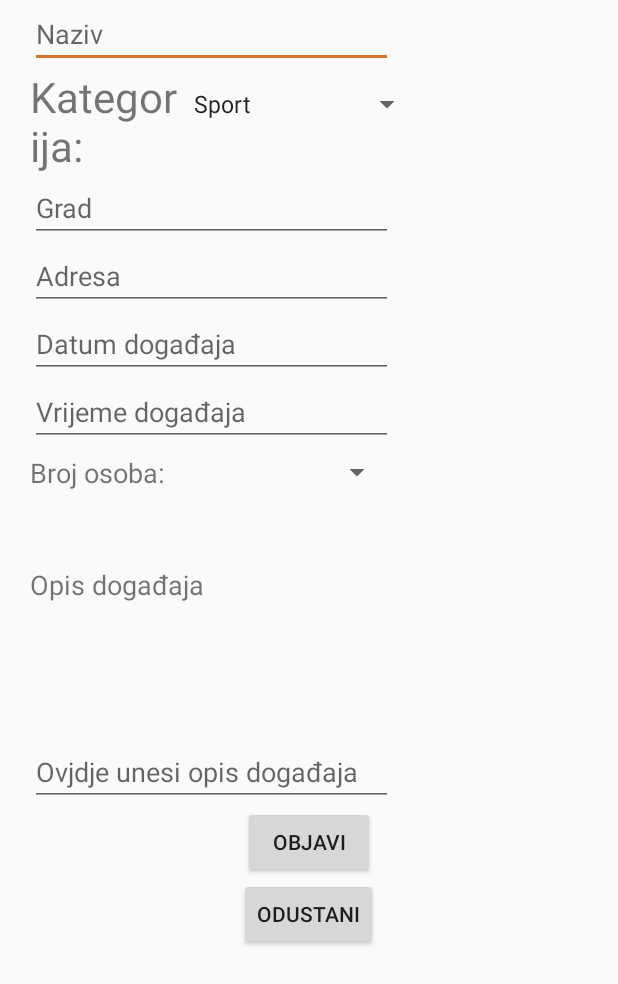
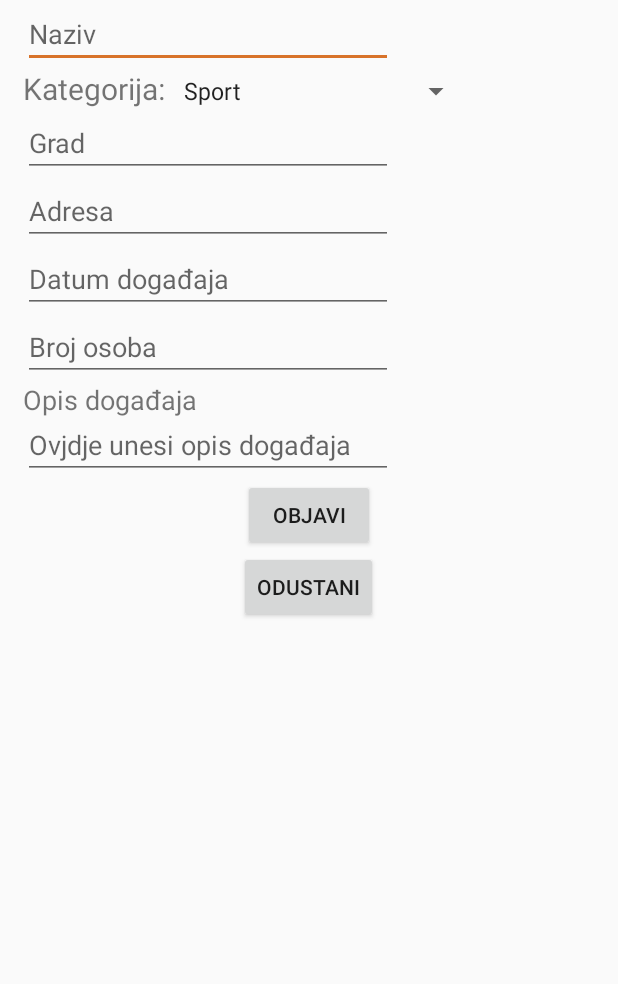
Before and after one commit to AIR-FOI-HR/Hangio, an Android app: the CreateEvent screen opened directly, with no data from a screen before it, on a phone screen of 412 x 824 dp. Shown: the top 984 px of the screen. Run offline under Robolectric (Android 15) with nearby library versions, the phone set to English and light mode, and no system bars.

Commit message:
Popravljanje kreiranja događaja

```diff
--- a/Hangio/app/src/main/java/com/example/hangio/CreateEvent.kt
+++ b/Hangio/app/src/main/java/com/example/hangio/CreateEvent.kt
@@ -1,5 +1,6 @@
 package com.example.hangio
 
+import android.app.DatePickerDialog
 import android.content.Intent
 import androidx.appcompat.app.AppCompatActivity
 import android.os.Bundle
@@ -15,8 +16,13 @@ import com.example.ws.Event
 import com.example.ws.ResponseHandler
 import com.example.ws.WebServiceProvider
 import kotlinx.android.synthetic.main.activity_kreiraj_dogadaj.*
+import java.text.SimpleDateFormat
+import java.util.*
 
 class CreateEvent : AppCompatActivity() {
+
+    var format = SimpleDateFormat("YYYY-MM-dd")
+    var timeFormat = SimpleDateFormat("hh:mm:ss")
 
     private val webServiceProvider = WebServiceProvider()
     override fun onCreate(savedInstanceState: Bundle?) {
@@ -27,15 +33,16 @@ class CreateEvent : AppCompatActivity() {
             Toast.makeText(this, "Uspješno odabran gumb objavi", Toast.LENGTH_SHORT).show()
 
             var inputNaziv = findViewById(R.id.input_naziv) as EditText
-        //    var inputGrad = findViewById(R.id.input_grad) as EditText
+            //    var inputGrad = findViewById(R.id.input_grad) as EditText
             var inputAdresa = findViewById(R.id.input_adresa) as EditText
             var inputDatum = findViewById(R.id.input_datum) as EditText
-         //   var inputVrijeme = findViewById(R.id.input_vrijeme) as EditText
+            //   var inputVrijeme = findViewById(R.id.input_vrijeme) as EditText
             var inputOpis = findViewById(R.id.input_opis) as EditText
-            var inputCategory:Spinner = findViewById(R.id.spinner_kategorija) as Spinner
+            var inputCategory: Spinner = findViewById(R.id.spinner_kategorija) as Spinner
 
             Toast.makeText(this, inputNaziv.text, Toast.LENGTH_SHORT).show()
-            val event = Event(0,
+            val event = Event(
+                0,
                 inputNaziv.text.toString(),
                 inputDatum.text.toString(),
                 inputAdresa.text.toString(),
@@ -44,7 +51,8 @@ class CreateEvent : AppCompatActivity() {
                 1,
                 1,
                 1,
-                inputCategory.selectedItemPosition+1)
+                inputCategory.selectedItemPosition + 1
+            )
 
 
 
@@ -57,18 +65,30 @@ class CreateEvent : AppCompatActivity() {
             finish()
         }
 
-        val eventCategories = arrayOf<String>("Sport", "Movies", "Coffee/Drink","Concert", "Night out", "Walk",
-            "Casual hanging out", "House party", "Theatre play", "Museum visit", "Other")
+        val eventCategories = arrayOf<String>(
+            "Sport", "Movies", "Coffee/Drink", "Concert", "Night out", "Walk",
+            "Casual hanging out", "House party", "Theatre play", "Museum visit", "Other"
+        )
 
         val spinner = findViewById(R.id.spinner_kategorija) as Spinner
 
         if (spinner != null) {
-            val arrayAdapter = ArrayAdapter(this, android.R.layout.simple_spinner_item, eventCategories)
+            val arrayAdapter =
+                ArrayAdapter(this, android.R.layout.simple_spinner_item, eventCategories)
             spinner.adapter = arrayAdapter
 
             spinner.onItemSelectedListener = object : AdapterView.OnItemSelectedListener {
-                override fun onItemSelected(parent: AdapterView<*>, view: View, position: Int, id: Long) {
-                    Toast.makeText(this@CreateEvent, getString(R.string.selected_item) + " " + eventCategories[position], Toast.LENGTH_SHORT).show()
+                override fun onItemSelected(
+                    parent: AdapterView<*>,
+                    view: View,
+                    position: Int,
+                    id: Long
+                ) {
+                    Toast.makeText(
+                        this@CreateEvent,
+                        getString(R.string.selected_item) + " " + eventCategories[position],
+                        Toast.LENGTH_SHORT
+                    ).show()
                 }
 
                 override fun onNothingSelected(parent: AdapterView<*>) {
@@ -76,5 +96,22 @@ class CreateEvent : AppCompatActivity() {
                 }
             }
         }
+
+        //Kalendar
+
+        input_datum.setOnClickListener {
+            val now = Calendar.getInstance()
+            val datePicker = DatePickerDialog(this, DatePickerDialog.OnDateSetListener { view, year, month, dayOfMonth ->
+                val selectedDate = Calendar.getInstance()
+                selectedDate.set(Calendar.YEAR,year)
+                selectedDate.set(Calendar.MONTH,month)
+                selectedDate.set(Calendar.DAY_OF_MONTH,dayOfMonth)
+                val date = format.format(selectedDate.time)
+                input_datum.setText(date)
+            },
+                now.get(Calendar.YEAR), now.get(Calendar.MONTH), now.get(Calendar.DAY_OF_MONTH))
+            datePicker.show()
+        }
+
     }
 }
--- a/Hangio/app/src/main/res/layout/activity_kreiraj_dogadaj.xml
+++ b/Hangio/app/src/main/res/layout/activity_kreiraj_dogadaj.xml
@@ -7,144 +7,74 @@
     android:orientation="vertical"
     tools:context=".CreateEvent">
 
-    <LinearLayout
-        android:layout_width="match_parent"
-        android:layout_height="wrap_content"
-        android:orientation="horizontal"
-        android:paddingLeft="20dp"
-        android:paddingRight="150dp">
-
-
     <EditText
+        android:layout_marginLeft="15dp"
+        android:layout_marginRight="150dp"
         android:hint="Naziv"
         android:id="@+id/input_naziv"
         android:gravity="start"
         android:layout_width="match_parent"
         android:layout_height="wrap_content"/>
-    </LinearLayout>
 
     <LinearLayout
         android:layout_width="wrap_content"
         android:layout_height="wrap_content"
         android:orientation="horizontal"
-        android:paddingLeft="20dp"
-        android:paddingRight="130dp">
+        android:paddingLeft="15dp"
+        android:paddingRight="70dp">
 
         <TextView
             android:layout_width="match_parent"
             android:layout_height="wrap_content"
             android:layout_weight="1"
-            android:textSize="28dp"
+            android:textSize="20dp"
             android:text="Kategorija: " />
 
         <Spinner
             android:id="@+id/spinner_kategorija"
-            android:layout_weight="1"
             android:layout_width="match_parent"
-            android:layout_height="wrap_content"
-            app:layout_constraintEnd_toEndOf="parent"
-            app:layout_constraintHorizontal_bias="0.863"
-            app:layout_constraintStart_toStartOf="parent"
-            app:layout_constraintTop_toTopOf="parent" />
+            android:layout_height="wrap_content"/>
     </LinearLayout>
 
-    <LinearLayout
-        android:layout_width="match_parent"
-        android:layout_height="wrap_content"
-        android:orientation="horizontal"
-        android:paddingLeft="20dp"
-        android:paddingRight="150dp">
-
     <EditText
+        android:layout_marginLeft="15dp"
+        android:layout_marginRight="150dp"
         android:hint="Grad"
         android:id="@+id/input_grad"
         android:gravity="start"
         android:layout_width="match_parent"
         android:layout_height="wrap_content" />
-    </LinearLayout>
-
-    <LinearLayout
-        android:layout_width="match_parent"
-        android:layout_height="wrap_content"
-        android:orientation="horizontal"
-        android:paddingLeft="20dp"
-        android:paddingRight="150dp">
 
     <EditText
+        android:layout_marginLeft="15dp"
+        android:layout_marginRight="150dp"
         android:hint="Adresa"
         android:id="@+id/input_adresa"
         android:gravity="start"
         android:layout_width="match_parent"
         android:layout_height="wrap_content" />
-    </LinearLayout>
-
-    <LinearLayout
-        android:layout_width="match_parent"
-        android:layout_height="wrap_content"
-        android:orientation="horizontal"
-        android:paddingLeft="20dp"
-        android:paddingRight="150dp">
 
     <EditText
+        android:layout_marginLeft="15dp"
+        android:layout_marginRight="150dp"
         android:hint="Datum događaja"
         android:id="@+id/input_datum"
         android:gravity="start"
         android:layout_width="match_parent"
         android:layout_height="wrap_content" />
-    </LinearLayout>
-
-    <LinearLayout
-        android:layout_width="match_parent"
-        android:layout_height="wrap_content"
-        android:orientation="horizontal"
-        android:paddingLeft="20dp"
-        android:paddingRight="150dp">
 
     <EditText
-            android:hint="Vrijeme događaja"
-            android:id="@+id/input_vrijeme"
+        android:layout_marginLeft="15dp"
+        android:layout_marginRight="150dp"
+        android:hint="Broj osoba"
+        android:id="@+id/input_broj_osoba"
         android:gravity="start"
         android:layout_width="match_parent"
         android:layout_height="wrap_content" />
-    </LinearLayout>
-
-
-    <LinearLayout
-        android:layout_width="match_parent"
-        android:layout_height="wrap_content"
-        android:orientation="horizontal"
-        android:paddingTop="5dp"
-        android:paddingLeft="20dp"
-        android:paddingRight="150dp">
 
     <TextView
-            android:text="Broj osoba: "
-            android:layout_weight="1"
-            android:layout_width="match_parent"
-            android:layout_height="wrap_content"
-            android:textSize="18dp"/>
-
-        <Spinner
-            android:id="@+id/spinner_broj_osoba"
-            android:layout_weight="1"
-            android:layout_width="match_parent"
-            android:layout_height="wrap_content"
-            app:layout_constraintEnd_toEndOf="parent"
-            app:layout_constraintHorizontal_bias="0.863"
-            app:layout_constraintStart_toStartOf="parent"
-            app:layout_constraintTop_toTopOf="parent" />
-    </LinearLayout>
-
-
-    <LinearLayout
-        android:layout_width="match_parent"
-        android:layout_height="wrap_content"
-        android:orientation="vertical"
-        android:paddingTop="50dp"
-        android:paddingLeft="20dp"
-        android:paddingRight="150dp">
-
-        <TextView
+        android:layout_marginLeft="15dp"
+        android:layout_marginRight="150dp"
         android:id="@+id/opis"
         android:layout_width="match_parent"
         android:layout_height="wrap_content"
@@ -153,13 +83,14 @@
         android:textSize="18dp"/>
 
     <EditText
+        android:layout_marginLeft="15dp"
+        android:layout_marginRight="150dp"
         android:hint="Ovjdje unesi opis događaja"
         android:id="@+id/input_opis"
         android:gravity="start"
         android:layout_width="match_parent"
         android:layout_height="wrap_content"
-            android:paddingTop="100dp"/>
-    </LinearLayout>
+        android:paddingTop="5dp"/>
 
     <Button
         android:layout_gravity="center_horizontal"
```
Lines whose indentation alone changed are shown as unchanged.
